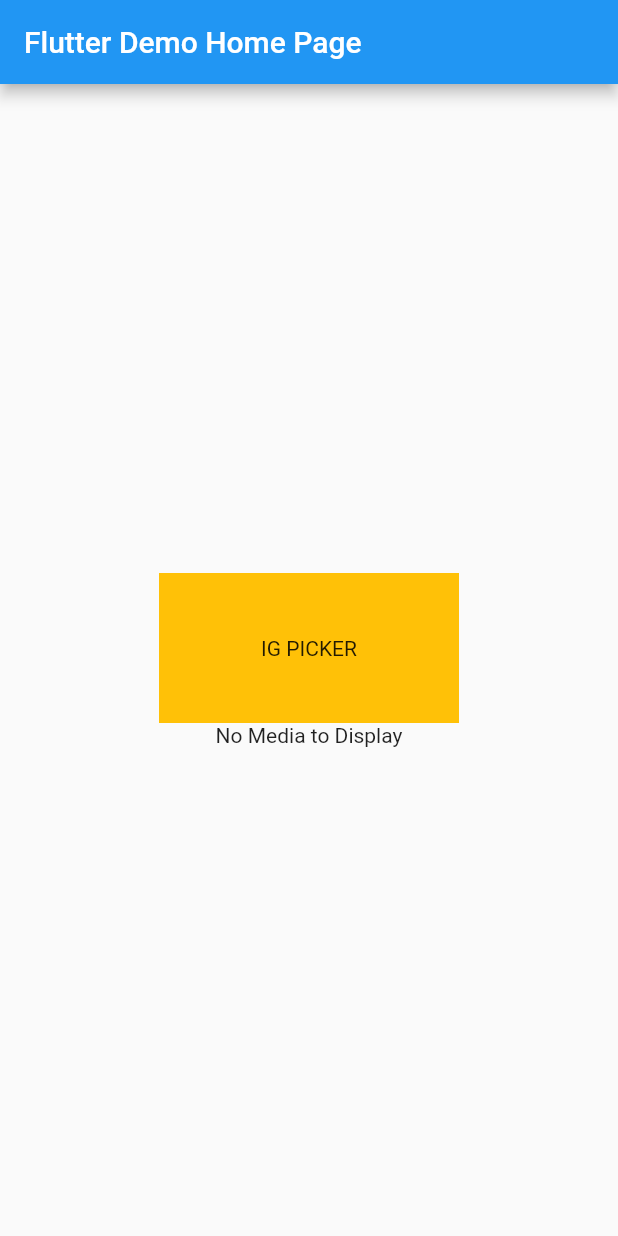
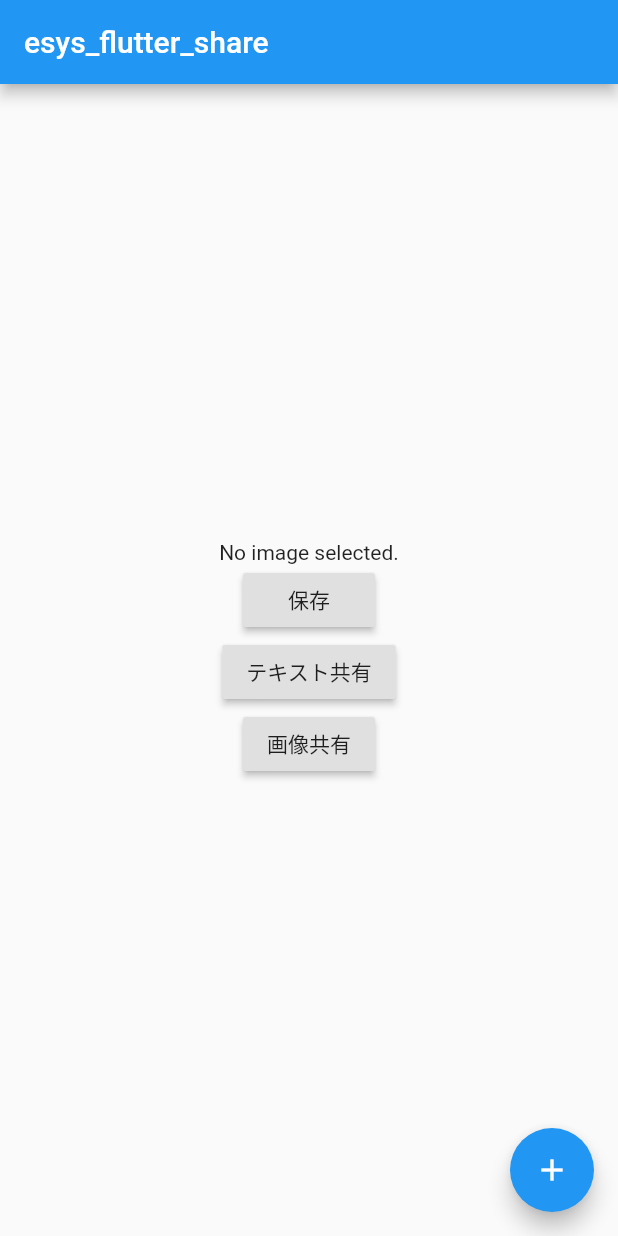
Before and after one commit to hideokawahara-mg/flutter_app_3, a Flutter app: the screen it shows after launch, on a phone screen of 412 x 824 dp. Run offline on Flutter 3.47's test engine with Material 2 defaults, Android fonts, the phone set to English and light mode, and no system bars; our stand-ins replace image_gallery_saver, image_picker; missing offline and left inert: esys_flutter_share.

Commit message:
初期段階の作成

```diff
--- a/lib/main.dart
+++ b/lib/main.dart
@@ -1,45 +1,37 @@
 import 'package:flutter/material.dart';
-import 'package:instagram_media/instagram_media.dart';
-import 'package:share/share.dart';
+// image_picker
+import 'package:image_picker/image_picker.dart';
+
+// image_gallery_saver
+import 'package:image_gallery_saver/image_gallery_saver.dart';
+
+// esys_flutter_share
+import 'package:esys_flutter_share/esys_flutter_share.dart';
+
+import 'dart:io'; //File
+import 'dart:typed_data'; // Uint8List
+
 
 void main() {
   runApp(MyApp());
 }
 
 class MyApp extends StatelessWidget {
-  // This widget is the root of your application.
   @override
   Widget build(BuildContext context) {
     return MaterialApp(
-      title: 'Flutter Demo23',
+      title: 'Flutter Demo',
       theme: ThemeData(
-        // This is the theme of your application.
-        //
-        // Try running your application with "flutter run". You'll see the
-        // application has a blue toolbar. Then, without quitting the app, try
-        // changing the primarySwatch below to Colors.green and then invoke
-        // "hot reload" (press "r" in the console where you ran "flutter run",
-        // or simply save your changes to "hot reload" in a Flutter IDE).
-        // Notice that the counter didn't reset back to zero; the application
-        // is not restarted.
         primarySwatch: Colors.blue,
+        visualDensity: VisualDensity.adaptivePlatformDensity,
       ),
-      home: MyHomePage(title: 'Flutter Demo Home Page'),
+      home: MyHomePage(title: 'esys_flutter_share'),
     );
   }
 }
 
 class MyHomePage extends StatefulWidget {
   MyHomePage({Key key, this.title}) : super(key: key);
-
-  // This widget is the home page of your application. It is stateful, meaning
-  // that it has a State object (defined below) that contains fields that affect
-  // how it looks.
-
-  // This class is the configuration for the state. It holds the values (in this
-  // case the title) provided by the parent (in this case the App widget) and
-  // used by the build method of the State. Fields in a Widget subclass are
-  // always marked "final".
 
   final String title;
 
@@ -48,20 +40,28 @@ class MyHomePage extends StatefulWidget {
 }
 
 class _MyHomePageState extends State<MyHomePage> {
-  // int _counter = 0;
+  File _image;
+  final picker = ImagePicker();
 
-  // void _incrementCounter() {
-  //   setState(() {
-  //     // This call to setState tells the Flutter framework that something has
-  //     // changed in this State, which causes it to rerun the build method below
-  //     // so that the display can reflect the updated values. If we changed
-  //     // _counter without calling setState(), then the build method would not be
-  //     // called again, and so nothing would appear to happen.
-  //     _counter++;
-  //   });
-  // }
-  var imageUrls = [];
-  var imageCaptions = [];
+  // 画像の読み込み
+  Future _getImage() async {
+    //final pickedFile = await picker.getImage(source: ImageSource.camera);//カメラ
+    final pickedFile = await picker.getImage(source: ImageSource.gallery);//アルバム
+
+    if(pickedFile != null) {
+      setState((){
+        _image = File(pickedFile.path);
+      });
+    }
+  }
+
+  // 画像の保存
+  Future _saveImage() async {
+    if(_image != null) {
+      Uint8List _buffer = await _image.readAsBytes();
+      final result = await ImageGallerySaver.saveImage(_buffer);
+    }
+  }
 
   @override
   Widget build(BuildContext context) {
@@ -69,91 +69,41 @@ class _MyHomePageState extends State<MyHomePage> {
       appBar: AppBar(
         title: Text(widget.title),
       ),
-      body: Column(
+      body: Center(
+        child: Column(
           mainAxisAlignment: MainAxisAlignment.center,
           children: <Widget>[
-          InkWell(
-            onTap: () {
-              // _getIGMedia(context);
-              _share();
+            _image == null
+                ? Text('No image selected.')
+                : Image.file(_image),
+            RaisedButton(
+              child: Text('保存'),
+              onPressed: _saveImage,
+            ),
+            RaisedButton(
+              child: Text('テキスト共有'),
+              onPressed: () {
+                Share.text('title', 'Share text.', 'text/plain');
               },
-            child: Container(
-                width: 200,
-                height: 100,
-                color: Colors.amber,
-                child: Center(child: Text('IG PICKER'))),
             ),
-          StreamBuilder(
-              stream: Stream.value(imageUrls),
-              builder: (context, snapshot) {
-                if (snapshot.data == null) {
-                  return Center(child: Text('Null data'));
+            RaisedButton(
+              child: Text('画像共有'),
+              onPressed: () async {
+                if(_image != null) {
+                  Uint8List _buffer = await _image.readAsBytes();
+                  await Share.file(
+                      'Share image', 'photo.jpg', _buffer, 'image/jpg');
                 }
-                if ((snapshot.data).length == 0) {
-                  return Center(child: Text('No Media to Display'));
-                } else {
-                  return Container(
-                      width: MediaQuery.of(context).size.width,
-                      height: MediaQuery.of(context).size.height - 200,
-                      child: GridView.count(
-                          crossAxisCount: 3,
-                          childAspectRatio:
-                              ((MediaQuery.of(context).size.width * 0.22) /
-                                  100),
-                          children: List.generate(imageUrls.length, (index) {
-                            return Column(
-                              children: [
-                                Container(
-                                  width:
-                                      MediaQuery.of(context).size.width * 0.33,
-                                  height: 120,
-                                  decoration: BoxDecoration(
-                                      borderRadius:
-                                          BorderRadius.all(Radius.circular(5)),
-                                      color: Colors.grey,
-                                      image: DecorationImage(
-                                          image: NetworkImage(imageUrls[index]),
-                                          fit: BoxFit.cover)),
+              },
             ),
-                                Text(_determineText(imageCaptions[index]))
-                              ],
-                            );
-                          })));
-                }
-              })
           ],
         ),
+      ),
+      floatingActionButton: FloatingActionButton(
+        onPressed: _getImage,
+        tooltip: 'Pick',
+        child: Icon(Icons.add),
+      ), // This trailing comma makes auto-formatting nicer for build methods.
     );
   }
-
-  _getIGMedia(context) async {
-    final result = await Navigator.push(
-        context,
-        MaterialPageRoute(
-            builder: (context) => InstagramMedia(
-                mediaTypes: 0,
-                appID: '514290619574782',
-                appSecret: '91e61c63db2f2d2026e43ab583534028')));
-    setState(() {
-      imageUrls = result[0];
-      imageCaptions = result[4];
-    });
-    print(result[0]); //urls
-    print(result[1]); //timestamps
-    print(result[2]); //IDs
-    print(result[3]); //types (IMAGE, VIDEO, or CAROUSEL_ALBUM)
-    print(result[4]); //captions
 }
-
-  Future _share() async {
-    await Share.share("ここに共有したい文字列");
-  }
-
-  _determineText(input) {
-    if (input == null) {
-      return 'No Captions';
-    } else {
-      return input;
-    }
-  }
-}
--- a/pubspec.yaml
+++ b/pubspec.yaml
@@ -27,6 +27,9 @@ dependencies:
   instagram_media: ^0.0.11
   flutter:
     sdk: flutter
+  image_picker: ^0.6.7+4
+  image_gallery_saver: ^1.5.0
+  esys_flutter_share: ^1.0.2
 
 
   # The following adds the Cupertino Icons font to your application.
```
Also changed, not shown: pubspec.lock, 1 other file. Lines whose indentation alone changed are shown as unchanged.
